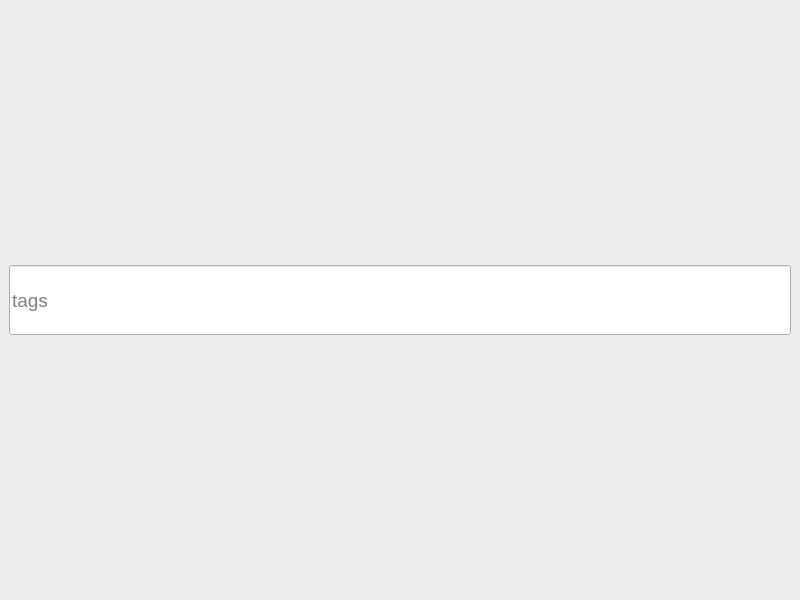
The window that backend_version/ui/qt/mainwindow.ui (agudpp/alias) describes before a commit, drawn with Qt 5.
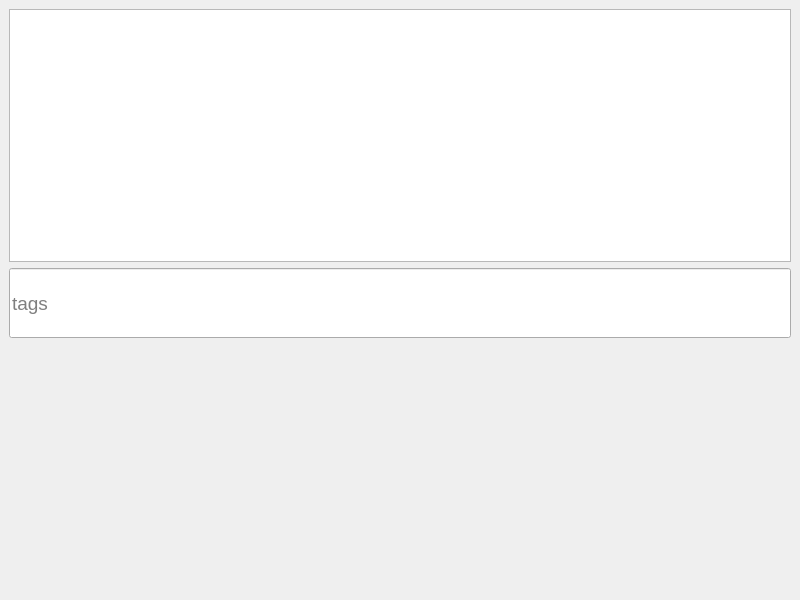
The same window after the commit.

Commit message: Adding the first working version of expanded tabs and showing list of items to be selected

What changed in the file:
```diff
--- a/backend_version/ui/qt/mainwindow.ui
+++ b/backend_version/ui/qt/mainwindow.ui
@@ -16,17 +16,11 @@
   <widget class="QWidget" name="centralwidget">
    <layout class="QVBoxLayout" name="verticalLayout">
     <item>
-     <spacer name="verticalSpacer">
-      <property name="orientation">
-       <enum>Qt::Vertical</enum>
+     <widget class="QListWidget" name="resultList">
+      <property name="enabled">
+       <bool>true</bool>
       </property>
-      <property name="sizeHint" stdset="0">
-       <size>
-        <width>20</width>
-        <height>40</height>
-       </size>
-      </property>
-     </spacer>
+     </widget>
     </item>
     <item>
      <layout class="QHBoxLayout" name="optLayout"/>
```
Left out of the diff: 2 changed lines with no effect on the pictures. The commit also changes 5 other files.
